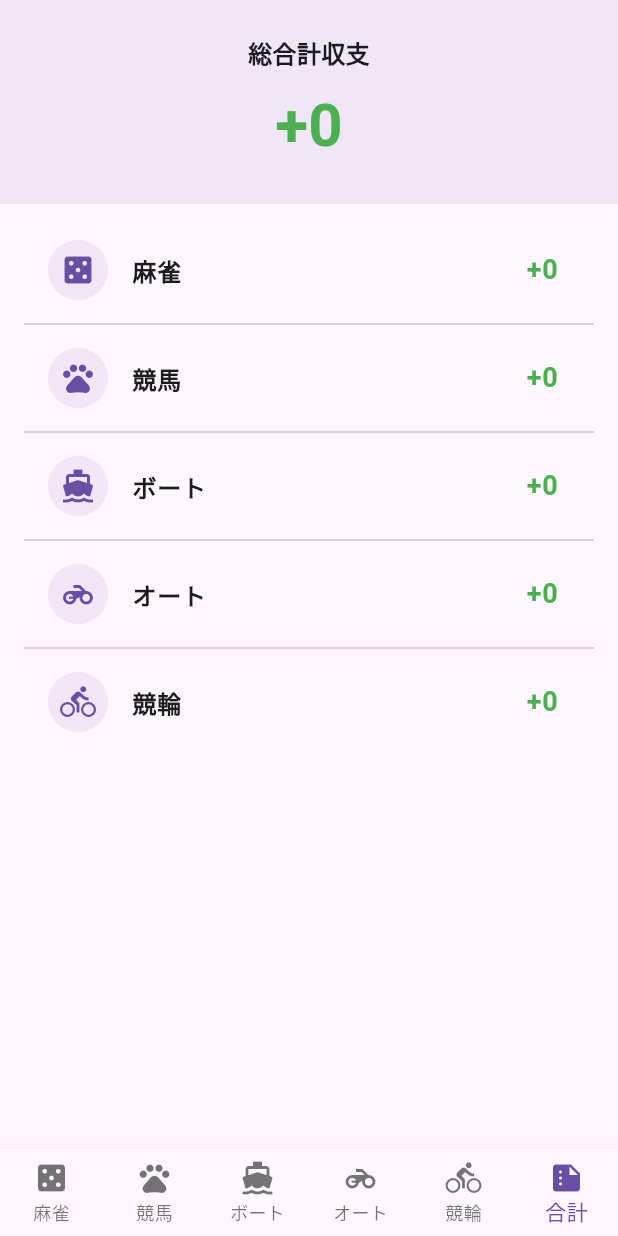
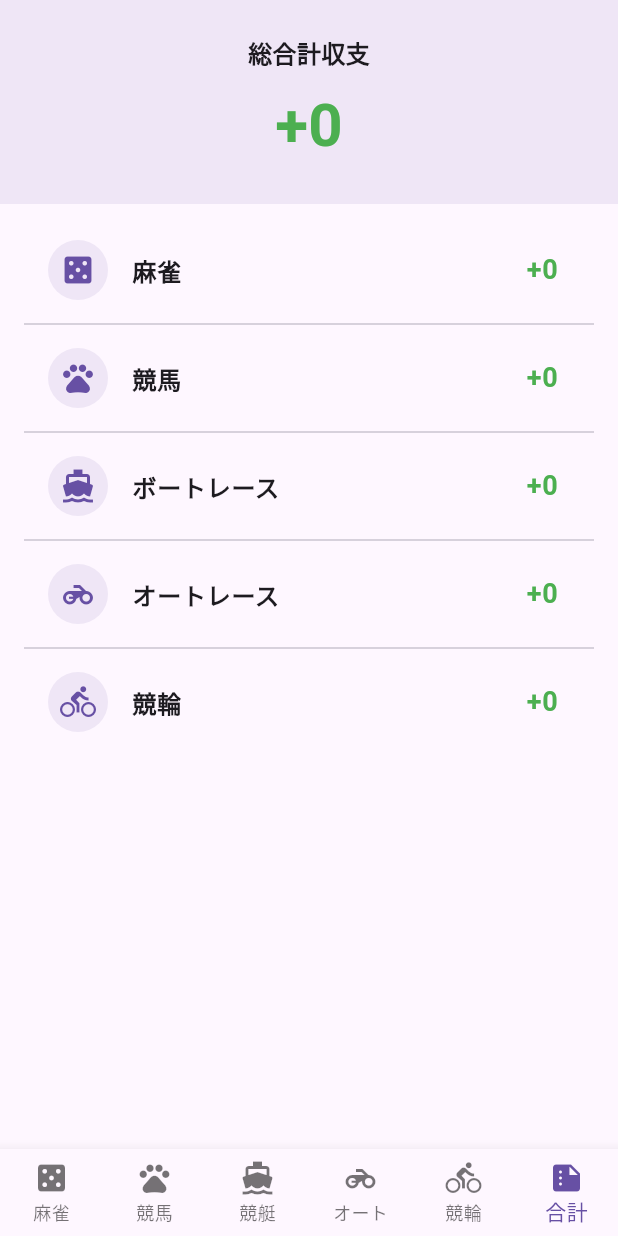
Before and after one commit to Ittalian/mahjong_tracker, a Flutter app: the screen it shows after launch, item 6 of the bottom bar chosen, on a phone screen of 412 x 824 dp. Run offline on Flutter 3.47's test engine with Material 3 defaults, Android fonts, the phone set to English and light mode, and no system bars; our stand-ins replace cloud_firestore, firebase_core, rxdart; accounts and stored records are empty.

Commit message:
カテゴリ別収支の表示名を変更

```diff
--- a/lib/screens/home_screen.dart
+++ b/lib/screens/home_screen.dart
@@ -18,28 +18,38 @@ class _HomeScreenState extends State<HomeScreen> {
   final PageController _pageController = PageController();
 
   final List<Map<String, dynamic>> _categories = [
-    {'id': 'mahjong', 'label': '麻雀', 'icon': Icons.casino, 'type': 'mahjong'},
+    {
+      'id': 'mahjong',
+      'label': '麻雀',
+      'display_name': '麻雀',
+      'icon': Icons.casino,
+      'type': 'mahjong'
+    },
     {
       'id': 'horse_racing',
       'label': '競馬',
+      'display_name': '競馬',
       'icon': Icons.pets,
       'type': 'horse_racing'
     },
     {
       'id': 'boat_racing',
-      'label': 'ボート',
+      'label': '競艇',
+      'display_name': 'ボートレース',
       'icon': Icons.directions_boat,
       'type': 'boat_racing'
     },
     {
       'id': 'auto_racing',
       'label': 'オート',
+      'display_name': 'オートレース',
       'icon': Icons.motorcycle,
       'type': 'auto_racing'
     },
     {
       'id': 'keirin',
       'label': '競輪',
+      'display_name': '競輪',
       'icon': Icons.directions_bike,
       'type': 'keirin'
     },
@@ -62,17 +72,9 @@ class _HomeScreenState extends State<HomeScreen> {
   }
 
   void _navigateToEditScreen(BuildContext context, [dynamic result]) {
-    // If on summary page (index == _categories.length), show a dialog or default to mahjong?
-    // User probably wants to add a record. Let's make the FAB available on summary page too?
-    // User didn't specify. Assuming FAB should be hidden on Summary page or default to first category.
-    // Let's hide FAB on Summary page for now, or just let users add to "Mahjong" by default?
-    // Better UX: Show a dialog to choose category if on summary page, OR just hide FAB.
-    // Given the request complexity, let's keep it simple: Access to add is from category pages.
-    // If FAB is pressed on summary page, maybe show ActionSheet?
-    // For now, I'll limit FAB to category pages.
-
-    if (_currentIndex >= _categories.length)
-      return; // Should not happen if FAB hidden
+    if (_currentIndex >= _categories.length) {
+      return;
+    }
 
     final currentCategory = _categories[_currentIndex];
     Navigator.push(
@@ -106,10 +108,6 @@ class _HomeScreenState extends State<HomeScreen> {
     );
 
     if (confirmed == true && result.id != null) {
-      // Find which category this result belongs to.
-      // Since we are deleting from the list view of a specific category, we know the index.
-      // But _confirmDelete is called from ResultCard.
-
       final currentCategory = _categories[_currentIndex];
 
       switch (currentCategory['type']) {
@@ -175,7 +173,7 @@ class _HomeScreenState extends State<HomeScreen> {
               child: Column(
                 children: [
                   Text(
-                    '${category['label']} 合計収支',
+                    '${category['display_name']} 合計収支',
                     style: const TextStyle(
                         fontSize: 16, fontWeight: FontWeight.bold),
                   ),
@@ -214,7 +212,6 @@ class _HomeScreenState extends State<HomeScreen> {
 
   @override
   Widget build(BuildContext context) {
-    // Navigation items including Summary
     final navItems = [
       ..._categories.map((category) {
         return BottomNavigationBarItem(
@@ -242,7 +239,7 @@ class _HomeScreenState extends State<HomeScreen> {
               onPressed: () => _navigateToEditScreen(context),
               child: const Icon(Icons.add),
             )
-          : null, // Hide FAB on Summary page
+          : null,
       bottomNavigationBar: BottomNavigationBar(
         currentIndex: _currentIndex,
         onTap: _onItemTapped,
--- a/lib/screens/summary_screen.dart
+++ b/lib/screens/summary_screen.dart
@@ -52,8 +52,8 @@ class SummaryScreen extends StatelessWidget {
         final categories = [
           {'label': '麻雀', 'total': mahjongTotal, 'icon': Icons.casino},
           {'label': '競馬', 'total': horseTotal, 'icon': Icons.pets},
-          {'label': 'ボート', 'total': boatTotal, 'icon': Icons.directions_boat},
-          {'label': 'オート', 'total': autoTotal, 'icon': Icons.motorcycle},
+          {'label': 'ボートレース', 'total': boatTotal, 'icon': Icons.directions_boat},
+          {'label': 'オートレース', 'total': autoTotal, 'icon': Icons.motorcycle},
           {'label': '競輪', 'total': keirinTotal, 'icon': Icons.directions_bike},
         ];
 
```
